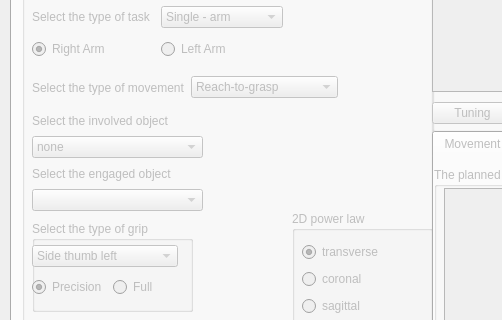
Before: the Qt Designer form ui/main_window.ui in zohannn/motion_manager, drawn with Qt 5; both pictures show x 0 to 502 and y 84 to 404 of the 1101 by 697 pixel window.
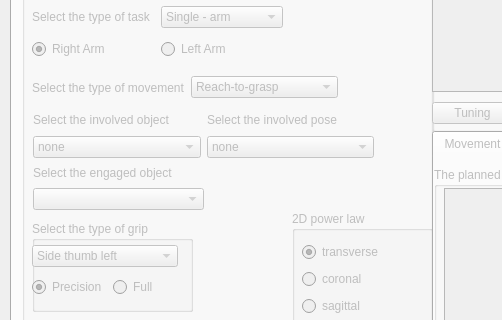
After: the same form once the commit is applied. The open tabs and pages were chosen to show the change. Icons and pictures are not drawn. Custom widgets are drawn as their Qt base class.

```diff
--- a/ui/main_window.ui
+++ b/ui/main_window.ui
@@ -737,13 +737,35 @@
       <widget class="QWidget" name="layoutWidget">
        <property name="geometry">
         <rect>
-         <x>10</x>
-         <y>140</y>
+         <x>11</x>
+         <y>193</y>
          <width>171</width>
-         <height>100</height>
+         <height>46</height>
         </rect>
        </property>
-       <layout class="QVBoxLayout" name="verticalLayout_4">
+       <layout class="QVBoxLayout" name="verticalLayout_eng_obj">
+        <item>
+         <widget class="QLabel" name="label_objects_eng">
+          <property name="text">
+           <string>Select the engaged object</string>
+          </property>
+         </widget>
+        </item>
+        <item>
+         <widget class="QComboBox" name="comboBox_objects_eng"/>
+        </item>
+       </layout>
+      </widget>
+      <widget class="QWidget" name="layoutWidget">
+       <property name="geometry">
+        <rect>
+         <x>11</x>
+         <y>139</y>
+         <width>341</width>
+         <height>48</height>
+        </rect>
+       </property>
+       <layout class="QHBoxLayout" name="horizontalLayout_15">
         <item>
          <layout class="QVBoxLayout" name="verticalLayout_obj">
           <item>
@@ -765,16 +787,28 @@
          </layout>
         </item>
         <item>
-         <layout class="QVBoxLayout" name="verticalLayout_eng_obj">
+         <layout class="QVBoxLayout" name="verticalLayout_5">
           <item>
-           <widget class="QLabel" name="label_objects_eng">
+           <widget class="QLabel" name="label_poses">
+            <property name="enabled">
+             <bool>false</bool>
+            </property>
             <property name="text">
-             <string>Select the engaged object</string>
+             <string>Select the involved pose</string>
             </property>
            </widget>
           </item>
           <item>
-           <widget class="QComboBox" name="comboBox_objects_eng"/>
+           <widget class="QComboBox" name="comboBox_poses">
+            <property name="enabled">
+             <bool>false</bool>
+            </property>
+            <item>
+             <property name="text">
+              <string>none</string>
+             </property>
+            </item>
+           </widget>
           </item>
          </layout>
         </item>
```
